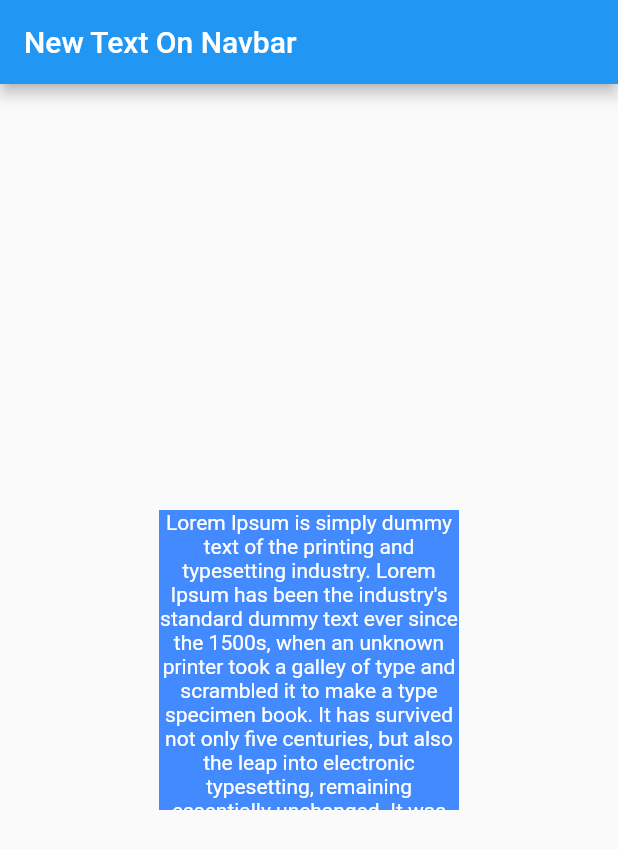
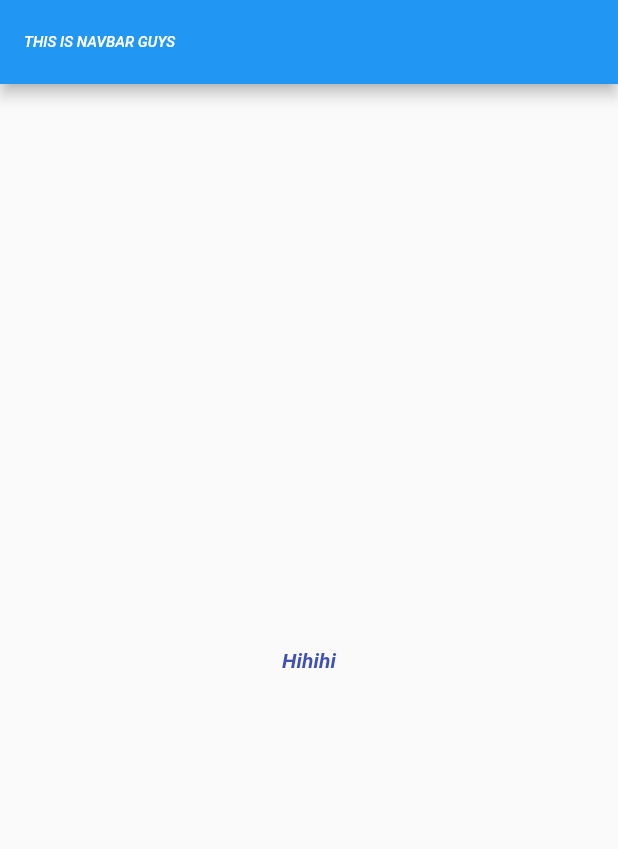
Before and after one commit to kenedinovriansyah/Dart, a Flutter app: the screen it shows after launch, on a phone screen of 412 x 824 dp. Shown: the top 849 px of the screen. Run offline on Flutter 3.47's test engine with Material 2 defaults, Android fonts, the phone set to English and light mode, and no system bars.

Commit message:
style widget

```diff
--- a/lib/main.dart
+++ b/lib/main.dart
@@ -1,28 +1,32 @@
+// Author Kenedi Novriansyah
+
 import "package:flutter/material.dart";
 
-void main() {
-  runApp(new App());
-}
+void main() => runApp(new MyApps());
 
-class App extends StatelessWidget {
+class MyApps extends StatelessWidget {
   @override
   Widget build(BuildContext context) {
     return MaterialApp(
       home: Scaffold(
         appBar: AppBar(
-          title: Text("New Text On Navbar"),
+          title: Text(
+            "THIS IS NAVBAR GUYS",
+            style: TextStyle(
+                color: Colors.white,
+                fontWeight: FontWeight.w500,
+                fontStyle: FontStyle.italic,
+                fontSize: 10),
+          ),
         ),
         body: Center(
           child: Container(
-            color: Colors.blueAccent,
-            width: 200,
-            height: 200,
             child: Text(
-              "Lorem Ipsum is simply dummy text of the printing and typesetting industry. Lorem Ipsum has been the industry's standard dummy text ever since the 1500s, when an unknown printer took a galley of type and scrambled it to make a type specimen book. It has survived not only five centuries, but also the leap into electronic typesetting, remaining essentially unchanged. It was popularised in the 1960s with the release of Letraset sheets containing Lorem Ipsum passages, and more recently with desktop publishing software like Aldus PageMaker including versions of Lorem Ipsum.",
+              "Hihihi",
               style: TextStyle(
-                color: Colors.white,
-              ),
-              textAlign: TextAlign.center,
+                  color: Colors.indigo,
+                  fontWeight: FontWeight.bold,
+                  fontStyle: FontStyle.italic),
             ),
           ),
         ),
```
